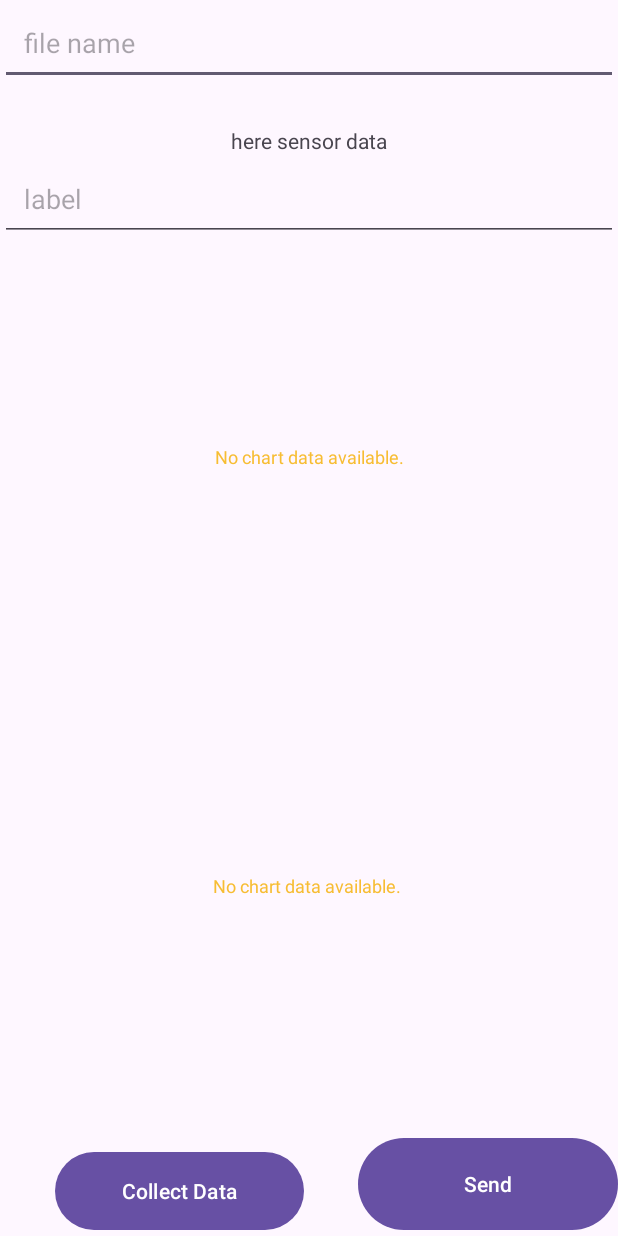
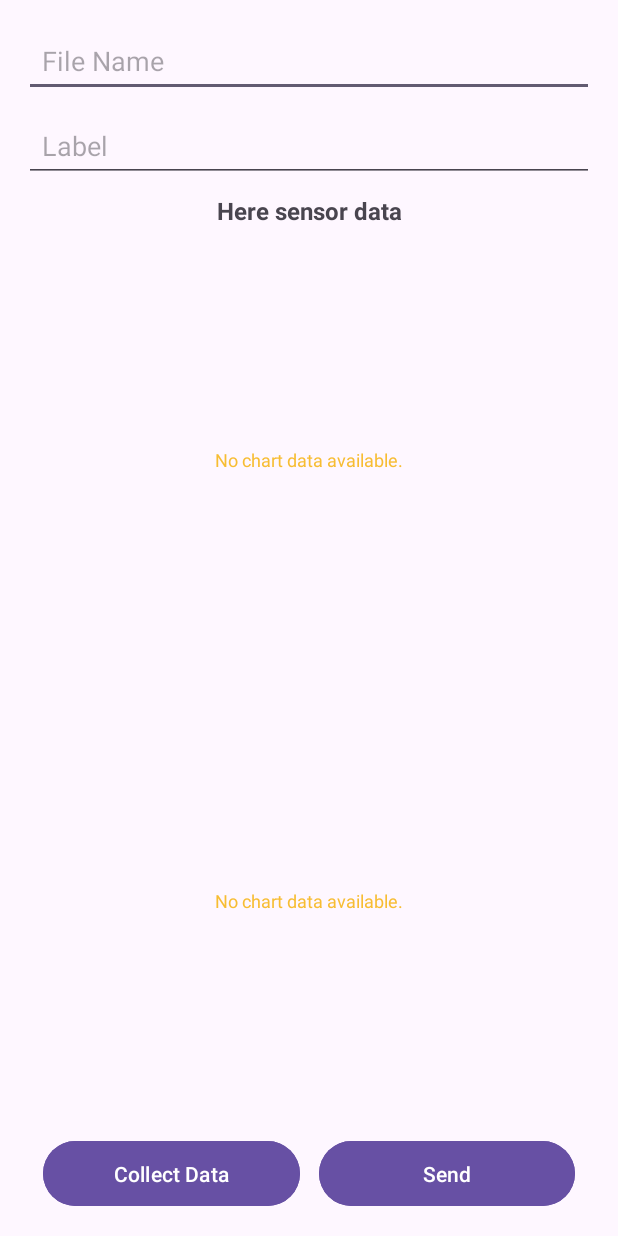
Before and after one commit to udayaKavinda/MonashMap, an Android app: the Bluetooth screen opened directly, with no data from a screen before it, on a phone screen of 412 x 824 dp. Run offline under Robolectric (Android 15) with nearby library versions, the phone set to English and light mode, and no system bars.

Commit message:
stage 3.9 before bluetooth kt coded

```diff
--- a/app/src/main/java/com/example/mapsetup/Bluetooth.kt
+++ b/app/src/main/java/com/example/mapsetup/Bluetooth.kt
@@ -409,7 +409,14 @@ class Bluetooth : AppCompatActivity() {
     }
 
     private fun generateColorForValue(value: Int): Int {
+        // Adjust the value to a range from 0 to 255, where 0 is black and 255 is white
+        val adjustedValue = (255 * Math.log(value.toDouble()) / Math.log(2500.0)).toInt()
 
-        return Color.rgb(if (value > 255) 255 else value, 0, if (value > 255) 0 else (255 - value))
+        // Clamp the value between 0 and 255
+        val grayscale = if (adjustedValue > 255) 255 else if (adjustedValue < 0) 0 else adjustedValue
+
+        // Return a grayscale color (R = G = B = grayscale)
+        return Color.rgb(grayscale, grayscale, grayscale)
     }
+
 }
--- a/app/src/main/res/layout/activity_bluetooth.xml
+++ b/app/src/main/res/layout/activity_bluetooth.xml
@@ -4,88 +4,98 @@
     xmlns:tools="http://schemas.android.com/tools"
     android:layout_width="match_parent"
     android:layout_height="match_parent"
+    android:padding="16dp"
     android:fitsSystemWindows="true"
     tools:context=".Bluetooth">
 
+    <!-- File Name EditText -->
     <EditText
         android:id="@+id/editText"
         android:layout_width="0dp"
         android:layout_height="wrap_content"
-        android:hint="file name"
-        android:padding="16dp"
+        android:hint="File Name"
+        android:padding="12dp"
         app:layout_constraintEnd_toEndOf="parent"
-        app:layout_constraintHorizontal_bias="0.5"
         app:layout_constraintStart_toStartOf="parent"
         app:layout_constraintTop_toTopOf="parent"
-        app:layout_constraintVertical_bias="0.3" />
+        app:layout_constraintHorizontal_bias="0.5"
+        app:layout_constraintVertical_bias="0.1" />
 
+    <!-- Label EditText -->
     <EditText
         android:id="@+id/edit_label"
         android:layout_width="0dp"
         android:layout_height="wrap_content"
-        android:layout_marginTop="104dp"
-        android:hint="label"
-        android:padding="16dp"
+        android:hint="Label"
+        android:padding="12dp"
+        android:layout_marginTop="8dp"
         app:layout_constraintEnd_toEndOf="parent"
-        app:layout_constraintHorizontal_bias="1.0"
         app:layout_constraintStart_toStartOf="parent"
-        app:layout_constraintTop_toTopOf="parent" />
+        app:layout_constraintTop_toBottomOf="@id/editText"
+        app:layout_constraintHorizontal_bias="0.5" />
 
-
+    <!-- Sensor Data TextView -->
     <TextView
         android:id="@+id/view_data"
         android:layout_width="wrap_content"
         android:layout_height="wrap_content"
-        android:paddingLeft="16dp"
-        android:paddingRight="16dp"
-        android:text="here sensor data"
-        app:layout_constraintBottom_toTopOf="@+id/buttonSubmit"
+        android:padding="8dp"
+        android:text="Here sensor data"
+        android:textSize="16sp"
+        android:textStyle="bold"
+        app:layout_constraintTop_toBottomOf="@id/edit_label"
+        app:layout_constraintStart_toStartOf="parent"
         app:layout_constraintEnd_toEndOf="parent"
-        app:layout_constraintStart_toStartOf="parent"
-        app:layout_constraintTop_toBottomOf="@+id/editText"
-        app:layout_constraintVertical_bias="0.04" />
+        app:layout_constraintHorizontal_bias="0.5" />
 
+    <!-- Line Chart for Data Visualization -->
     <com.github.mikephil.charting.charts.LineChart
         android:id="@+id/chart_data"
-        android:layout_width="390dp"
-        android:layout_height="225dp"
-        android:layout_marginTop="140dp"
+        android:layout_width="match_parent"
+        android:layout_height="0dp"
+        app:layout_constraintTop_toBottomOf="@id/view_data"
+        app:layout_constraintStart_toStartOf="parent"
         app:layout_constraintEnd_toEndOf="parent"
-        app:layout_constraintStart_toStartOf="parent"
-        app:layout_constraintTop_toBottomOf="@+id/editText">
+        app:layout_constraintBottom_toTopOf="@id/heatmap_chart"
+        app:layout_constraintDimensionRatio="4:3" />
 
-
-    </com.github.mikephil.charting.charts.LineChart>
-
+    <!-- Heatmap Chart for Scatter Plot -->
     <com.github.mikephil.charting.charts.ScatterChart
         android:id="@+id/heatmap_chart"
-        android:layout_width="409dp"
-        android:layout_height="300dp"
-        app:layout_constraintBottom_toBottomOf="parent"
-        app:layout_constraintTop_toBottomOf="@+id/chart_data"
-        app:layout_constraintVertical_bias="0.227"
-        tools:layout_editor_absoluteX="2dp" />
+        android:layout_width="match_parent"
+        android:layout_height="0dp"
+        app:layout_constraintTop_toBottomOf="@id/chart_data"
+        app:layout_constraintStart_toStartOf="parent"
+        app:layout_constraintEnd_toEndOf="parent"
+        app:layout_constraintBottom_toTopOf="@id/buttonSubmit"
+        app:layout_constraintDimensionRatio="4:3" />
 
+    <!-- Collect Data Button -->
     <Button
         android:id="@+id/buttonSubmit"
-        android:layout_width="166dp"
-        android:layout_height="60dp"
-        android:padding="16dp"
+        android:layout_width="0dp"
+        android:layout_height="wrap_content"
         android:text="Collect Data"
         android:textColor="@android:color/white"
+        android:backgroundTint="?attr/colorPrimary"
+        android:padding="12dp"
+        app:layout_constraintStart_toStartOf="parent"
+        app:layout_constraintEnd_toStartOf="@id/send_button"
         app:layout_constraintBottom_toBottomOf="parent"
-        app:layout_constraintEnd_toStartOf="@+id/send_button"
-        app:layout_constraintStart_toStartOf="parent" />
+        app:layout_constraintWidth_percent="0.45" />
 
+    <!-- Send Data Button -->
     <Button
         android:id="@+id/send_button"
-        android:layout_width="173dp"
-        android:layout_height="69dp"
-        android:padding="16dp"
-
+        android:layout_width="0dp"
+        android:layout_height="wrap_content"
         android:text="Send"
         android:textColor="@android:color/white"
+        android:backgroundTint="?attr/colorPrimary"
+        android:padding="12dp"
+        app:layout_constraintStart_toEndOf="@id/buttonSubmit"
+        app:layout_constraintEnd_toEndOf="parent"
         app:layout_constraintBottom_toBottomOf="parent"
-        app:layout_constraintEnd_toEndOf="parent" />
+        app:layout_constraintWidth_percent="0.45" />
 
 </androidx.constraintlayout.widget.ConstraintLayout>
```
